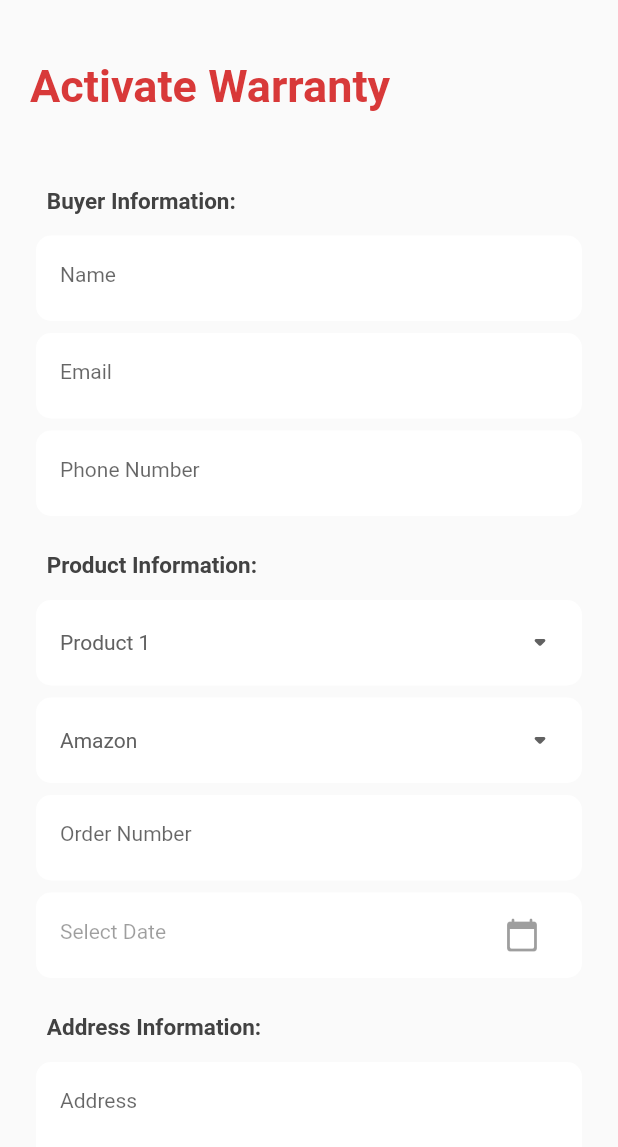
After one commit to subhendupsingh/autofy_warranty_app, a Flutter app: the UserDetailsScreen screen opened directly, on a phone screen of 412 x 824 dp. The commit adds this screen. Shown: the top 1147 px of the screen. Run offline on Flutter 3.47's test engine with Material 2 defaults, Android fonts, the phone set to English and light mode, and no system bars; our stand-ins replace dio, email_validator, get, hive, image_picker, pin_code_fields and 1 more; missing offline and left inert: google_ml_vision; accounts and stored records are empty.

Commit message:
user details screen done

```diff
--- /dev/null
+++ b/autofy_warranty_app/lib/pages/uploadInvoice/userDetailsScreen.dart
@@ -0,0 +1,271 @@
+import 'package:autofy_warranty_app/pages/widgets/btn.dart';
+import 'package:autofy_warranty_app/pages/widgets/textField.dart';
+import 'package:autofy_warranty_app/utils/constants.dart';
+import 'package:autofy_warranty_app/utils/helpers.dart';
+import 'package:flutter/material.dart';
+
+class UserDetailsScreen extends StatefulWidget {
+  @override
+  _UserDetailsScreenState createState() => _UserDetailsScreenState();
+}
+
+class _UserDetailsScreenState extends State<UserDetailsScreen> {
+  final TextEditingController nameController = TextEditingController(),
+      emailController = TextEditingController(),
+      phoneNumberController = TextEditingController(),
+      portalController = TextEditingController(),
+      orderController = TextEditingController(),
+      addressController = TextEditingController(),
+      invoiceDateController = TextEditingController(),
+      postalCodeController = TextEditingController();
+  final dropDownKey = GlobalKey();
+
+  String portal = "Amazon";
+  String product = "Product 1";
+  DateTime invoiceDate = DateTime.now();
+
+  void unfocusTextField() => FocusScope.of(context).unfocus();
+
+  buildDropDownForPortal() {
+    return SizedBox(
+      height: 65,
+      child: Card(
+        elevation: 0,
+        shape: RoundedRectangleBorder(
+          borderRadius: BorderRadius.circular(AppRadius.commonRadius),
+        ),
+        shadowColor: Colors.white70,
+        child: ListTile(
+          title: Stack(
+            children: [
+              TextFormField(
+                controller: portalController,
+                decoration: InputDecoration(
+                  hintText: portal,
+                  border: InputBorder.none,
+                  counterText: "",
+                  enabled: false,
+                  hintStyle: TextStyle(
+                    fontSize: AppTexts.inputFieldTextSize,
+                    color: Colors.grey[700],
+                  ),
+                ),
+              ),
+              SizedBox(
+                width: double.infinity,
+                child: DropdownButtonHideUnderline(
+                  child: DropdownButton<String>(
+                    onTap: () {
+                      unfocusTextField();
+                    },
+                    icon: const Icon(Icons.arrow_drop_down_rounded),
+                    iconSize: 24,
+                    elevation: 16,
+                    style: TextStyle(color: Colors.grey[700]),
+                    onChanged: (String? newValue) {
+                      setState(() {
+                        portal = newValue!;
+                      });
+                    },
+                    items: <String>[
+                      'Amazon',
+                      'Flipkart',
+                      'Autofy Store',
+                      'Offline Store'
+                    ].map<DropdownMenuItem<String>>((String value) {
+                      return DropdownMenuItem<String>(
+                        value: value,
+                        child: Text(value),
+                      );
+                    }).toList(),
+                  ),
+                ),
+              ),
+            ],
+          ),
+        ),
+      ),
+    );
+  }
+
+  buildDropDownForProducts() {
+    return SizedBox(
+      height: 65,
+      child: Card(
+        elevation: 0,
+        shape: RoundedRectangleBorder(
+          borderRadius: BorderRadius.circular(AppRadius.commonRadius),
+        ),
+        shadowColor: Colors.white70,
+        child: ListTile(
+          title: Stack(
+            children: [
+              TextFormField(
+                controller: portalController,
+                decoration: InputDecoration(
+                  hintText: product,
+                  border: InputBorder.none,
+                  counterText: "",
+                  enabled: false,
+                  hintStyle: TextStyle(
+                    fontSize: AppTexts.inputFieldTextSize,
+                    color: Colors.grey[700],
+                  ),
+                ),
+              ),
+              SizedBox(
+                width: double.infinity,
+                child: DropdownButtonHideUnderline(
+                  child: DropdownButton<String>(
+                    onTap: () {
+                      unfocusTextField();
+                    },
+                    icon: const Icon(Icons.arrow_drop_down_rounded),
+                    iconSize: 24,
+                    elevation: 16,
+                    style: TextStyle(color: Colors.grey[700]),
+                    onChanged: (String? newValue) {
+                      setState(() {
+                        product = newValue!;
+                      });
+                    },
+                    items: <String>[
+                      'Product 1',
+                      'Product 2',
+                      'Product 3',
+                      'Product 4'
+                    ].map<DropdownMenuItem<String>>((String value) {
+                      return DropdownMenuItem<String>(
+                        value: value,
+                        child: Text(value),
+                      );
+                    }).toList(),
+                  ),
+                ),
+              ),
+            ],
+          ),
+        ),
+      ),
+    );
+  }
+
+  Future<void> _selectDate() async {
+    final DateTime? picked = await showDatePicker(
+        context: context,
+        initialDate: invoiceDate,
+        firstDate: DateTime(2015, 8),
+        lastDate: DateTime(2101));
+    if (picked != null && picked != invoiceDate)
+      setState(() {
+        invoiceDate = picked;
+      });
+  }
+
+  @override
+  Widget build(BuildContext context) {
+    return SafeArea(
+      child: Scaffold(
+        body: SingleChildScrollView(
+          child: Padding(
+            padding: const EdgeInsets.symmetric(horizontal: 20.0),
+            child: Column(
+              crossAxisAlignment: CrossAxisAlignment.start,
+              children: [
+                emptyVerticalBox(height: 40),
+                Text(
+                  'Activate Warranty',
+                  style: TextStyle(
+                    fontSize: 30,
+                    fontWeight: FontWeight.bold,
+                    color: AppColors.primaryColor,
+                  ),
+                ),
+                emptyVerticalBox(height: 30),
+                emptyVerticalBox(),
+                Text(
+                  '   Buyer Information:',
+                  style: TextStyle(
+                    fontSize: 15,
+                    fontWeight: FontWeight.bold,
+                    color: Colors.grey[800],
+                  ),
+                ),
+                emptyVerticalBox(height: 10),
+                GetTextField(
+                    textFieldController: nameController,
+                    lableText: "Name",
+                    validatorFun: (value) {}),
+                GetTextField(
+                    textFieldController: emailController,
+                    lableText: "Email",
+                    validatorFun: (value) {}),
+                GetTextField(
+                    textFieldController: phoneNumberController,
+                    lableText: "Phone Number",
+                    validatorFun: (value) {}),
+                emptyVerticalBox(),
+                Text(
+                  '   Product Information:',
+                  style: TextStyle(
+                    fontSize: 15,
+                    fontWeight: FontWeight.bold,
+                    color: Colors.grey[800],
+                  ),
+                ),
+                emptyVerticalBox(height: 10),
+                buildDropDownForProducts(),
+                buildDropDownForPortal(),
+                GetTextField(
+                    textFieldController: orderController,
+                    lableText: "Order Number",
+                    validatorFun: (value) {}),
+                GestureDetector(
+                  onTap: () {
+                    unfocusTextField();
+                    _selectDate();
+                  },
+                  child: GetTextField(
+                      textFieldController: invoiceDateController,
+                      suffixIcon: Icons.calendar_today_rounded,
+                      lableText: "Select Date",
+                      isEnabled: false,
+                      validatorFun: (value) {}),
+                ),
+                emptyVerticalBox(),
+                Text(
+                  '   Address Information:',
+                  style: TextStyle(
+                    fontSize: 15,
+                    fontWeight: FontWeight.bold,
+                    color: Colors.grey[800],
+                  ),
+                ),
+                emptyVerticalBox(height: 10),
+                GetTextField(
+                    textFieldController: addressController,
+                    lableText: "Address",
+                    height: 125,
+                    validatorFun: (value) {}),
+                GetTextField(
+                    textFieldController: postalCodeController,
+                    lableText: "Postal Code",
+                    validatorFun: (value) {}),
+                emptyVerticalBox(),
+                Center(
+                  child: GetBtn(
+                    btnText: "Submit",
+                    onPressed: () {},
+                    height: 40,
+                    width: 100,
+                  ),
+                ),
+                emptyVerticalBox(),
+              ],
+            ),
+          ),
+        ),
+      ),
+    );
+  }
+}
--- a/autofy_warranty_app/lib/pages/widgets/textField.dart
+++ b/autofy_warranty_app/lib/pages/widgets/textField.dart
@@ -12,8 +12,10 @@ class GetTextField extends StatelessWidget {
   final int maxLength;
   final double height;
   final FocusNode? focusNode;
+  final IconData? suffixIcon;
   GetTextField(
-      {required this.textFieldController,
+{
+    required this.textFieldController,
     required this.lableText,
     required this.validatorFun,
     this.hasShadow = false,
@@ -26,7 +28,9 @@ class GetTextField extends StatelessWidget {
     this.maxLength = 0,
     this.focusNode,
     this.height = 65.0,
-      this.onChanged});
+    this.onChanged,
+    this.suffixIcon
+  });
   @override
   Widget build(BuildContext context) {
     return SizedBox(
@@ -42,6 +46,7 @@ class GetTextField extends StatelessWidget {
             controller: textFieldController,
             validator: validatorFun,
             decoration: InputDecoration(
+              suffixIcon: suffixIcon == null ?  Text("") : Icon(suffixIcon),
               hintText: lableText,
               border: InputBorder.none,
               counterText: "",
```
Lines whose indentation alone changed are shown as unchanged.
